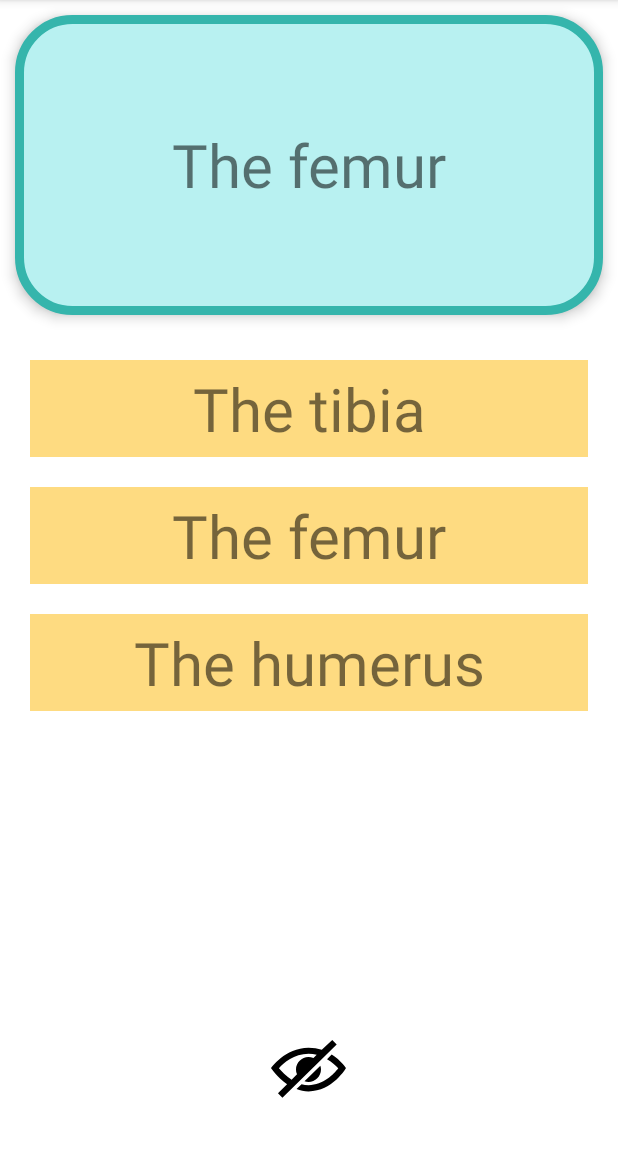
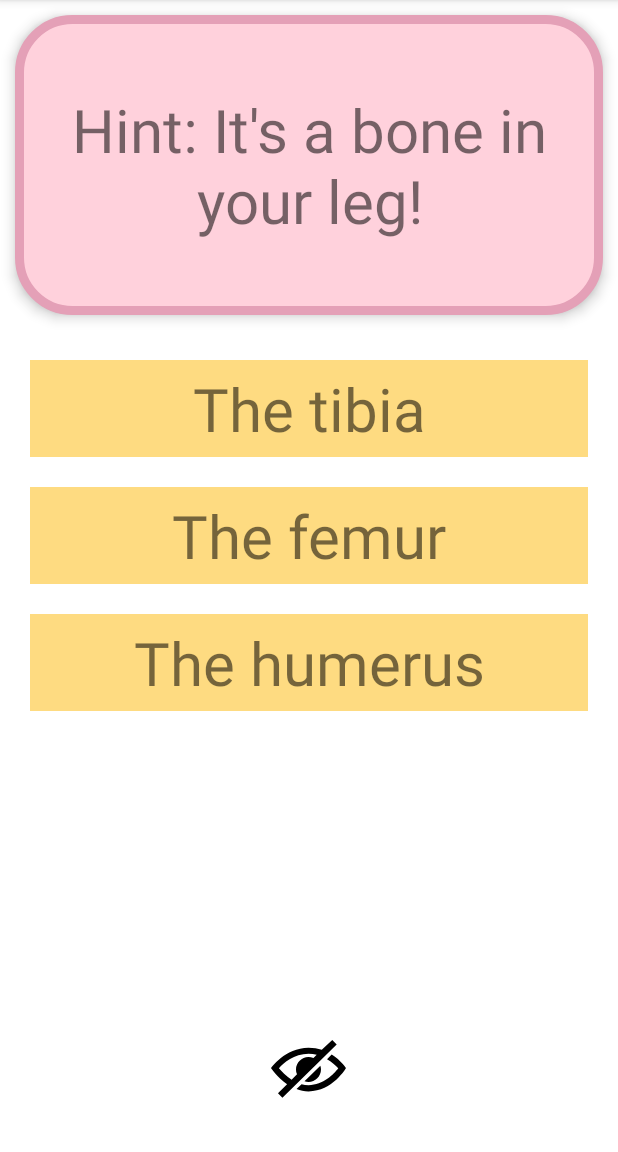
Before and after one commit to nadintamer/Android-Flashcard-App, an Android app: the screen it shows after launch (MainActivity), after a tap on "What is the largest bone in the human bo", on a phone screen of 412 x 824 dp, the part 84-1236 px from its top. Run offline under Robolectric (Android 15) with nearby library versions, the light colour scheme and no system bars.

Commit message:
Add different background to answer card; show hint when tapped instead of answer

```diff
--- a/app/src/main/java/com/example/flashcardapp/MainActivity.java
+++ b/app/src/main/java/com/example/flashcardapp/MainActivity.java
@@ -16,22 +16,22 @@ public class MainActivity extends AppCompatActivity {
         setContentView(R.layout.activity_main);
 
         TextView flashcardQuestion = ((TextView) findViewById(R.id.flashcard_question));
-        TextView flashcardAnswer = ((TextView) findViewById(R.id.flashcard_answer));
+        TextView flashcardHint = ((TextView) findViewById(R.id.flashcard_hint));
 
         // User can tap on question to see answer
         flashcardQuestion.setOnClickListener(new View.OnClickListener() {
             @Override
             public void onClick(View v) {
-                flashcardAnswer.setVisibility(View.VISIBLE);
+                flashcardHint.setVisibility(View.VISIBLE);
                 flashcardQuestion.setVisibility(View.INVISIBLE);
             }
         });
 
         // User can tap on answer to toggle back to question
-        flashcardAnswer.setOnClickListener(new View.OnClickListener() {
+        flashcardHint.setOnClickListener(new View.OnClickListener() {
             @Override
             public void onClick(View v) {
-                flashcardAnswer.setVisibility(View.INVISIBLE);
+                flashcardHint.setVisibility(View.INVISIBLE);
                 flashcardQuestion.setVisibility(View.VISIBLE);
             }
         });
@@ -87,7 +87,7 @@ public class MainActivity extends AppCompatActivity {
                 answerChoicesVisible = true;
 
                 // Switch back to showing question
-                flashcardAnswer.setVisibility(View.INVISIBLE);
+                flashcardHint.setVisibility(View.INVISIBLE);
                 flashcardQuestion.setVisibility(View.VISIBLE);
             }
         });
--- /dev/null
+++ b/app/src/main/res/drawable/answer_background.xml
@@ -0,0 +1,7 @@
+<?xml version="1.0" encoding="utf-8"?>
+<shape xmlns:android="http://schemas.android.com/apk/res/android"
+    android:shape="rectangle" >
+    <corners android:radius="35dp" />
+    <stroke android:width="6dp" android:color="#E4A0B7" />
+    <solid android:color="#FFD1DC"/>
+</shape>
--- a/app/src/main/res/layout/activity_main.xml
+++ b/app/src/main/res/layout/activity_main.xml
@@ -19,15 +19,15 @@
         android:textSize="40sp" />
 
     <TextView
-        android:id="@+id/flashcard_answer"
+        android:id="@+id/flashcard_hint"
         android:layout_width="match_parent"
         android:layout_height="200dp"
         android:layout_margin="10dp"
         android:gravity="center"
         android:visibility="invisible"
-        android:background="@drawable/card_background"
+        android:background="@drawable/answer_background"
         android:elevation="5dp"
-        android:text="The femur"
+        android:text="Hint: It's a bone in your leg!"
         android:textSize="40sp"/>
 
     <TextView
```
